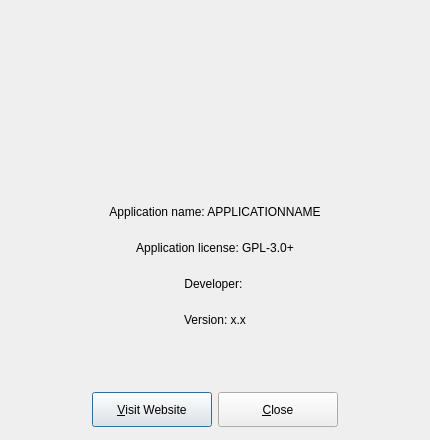
Before: the Qt Designer form src/about.ui in pagaco-swita/UltimateDailyWallpaper, drawn with Qt 5.
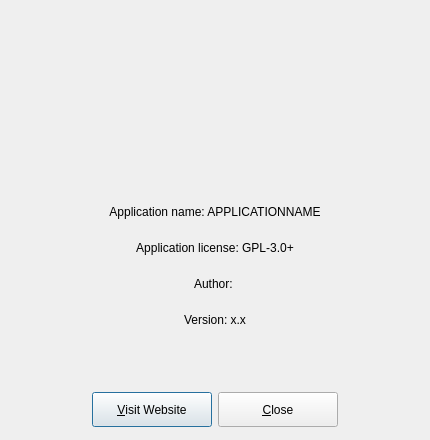
After: the same form once the commit is applied. Icons and pictures are not drawn.

Patch:
```diff
--- a/src/about.ui
+++ b/src/about.ui
@@ -91,7 +91,7 @@
         </size>
        </property>
        <property name="text">
-        <string>&lt;html&gt;&lt;head/&gt;&lt;body&gt;&lt;p&gt;Developer: &lt;/p&gt;&lt;/body&gt;&lt;/html&gt;</string>
+        <string>&lt;html&gt;&lt;head/&gt;&lt;body&gt;&lt;p&gt;Author: &lt;/p&gt;&lt;/body&gt;&lt;/html&gt;</string>
        </property>
        <property name="alignment">
         <set>Qt::AlignCenter</set>
```
